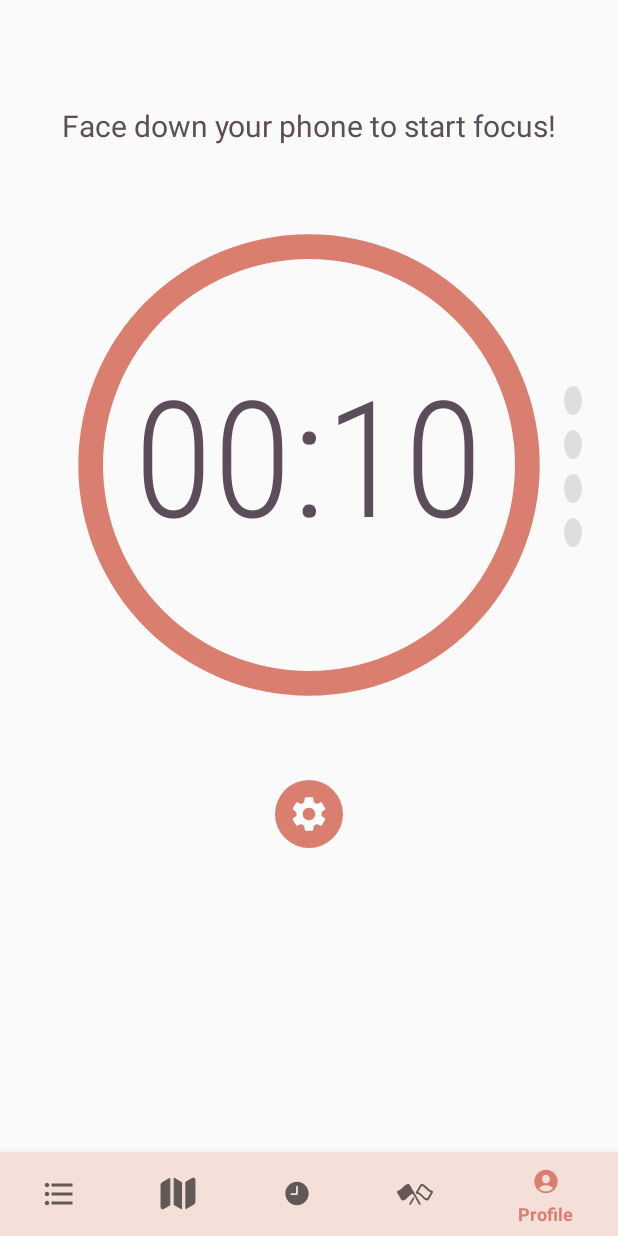
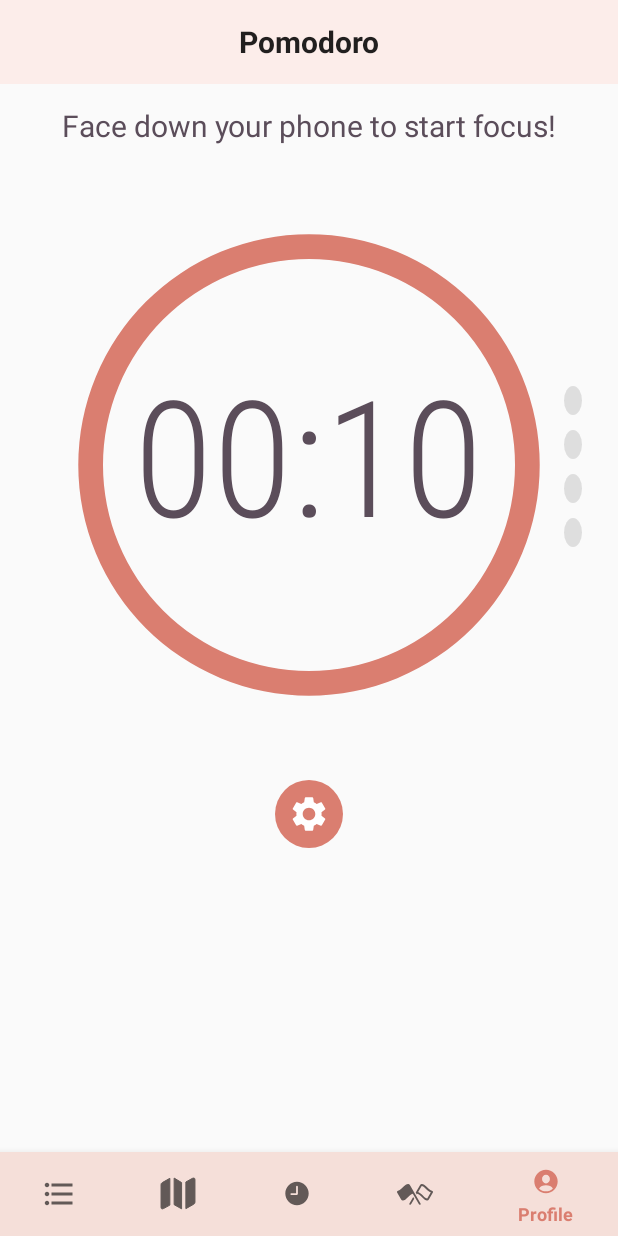
Before and after one commit to mobile-t11-1/noname_app, an Android app: the fragment PomoFrag placed in its activity, on a phone screen of 412 x 824 dp. Run offline under Robolectric (Android 15) with nearby library versions, the phone set to English and light mode, and no system bars; our stand-ins replace Firebase (no records; nobody signed in at launch, a user with empty details on screens opened directly), Picasso; libraries missing offline, so code that uses them is left out: androidx.constraintlayout.motion, io.grpc; pictures from the network do not load.

Commit message:
Added Banner to pomodoro fragment

```diff
--- a/app/src/main/res/layout/fragment_pomo.xml
+++ b/app/src/main/res/layout/fragment_pomo.xml
@@ -5,7 +5,24 @@
     android:layout_width="match_parent"
     android:layout_height="match_parent"
     tools:context=".PomoFrag">
+    <RelativeLayout
+        android:id="@+id/list_detail_head_layout"
+        android:layout_width="match_parent"
+        android:layout_height="56dp">
 
+        <EditText
+            android:id="@+id/list_detail_title"
+            android:layout_width="match_parent"
+            android:layout_height="56dp"
+            android:background="#FCEDEA"
+            android:gravity="center"
+            android:text="Pomodoro"
+            android:textSize="20dp"
+            android:textStyle="bold"
+            android:singleLine="true"
+            android:maxLength="30"/>
+
+    </RelativeLayout>
     <TextView
         android:id="@+id/pomo_instruction"
         android:layout_width="wrap_content"
```
